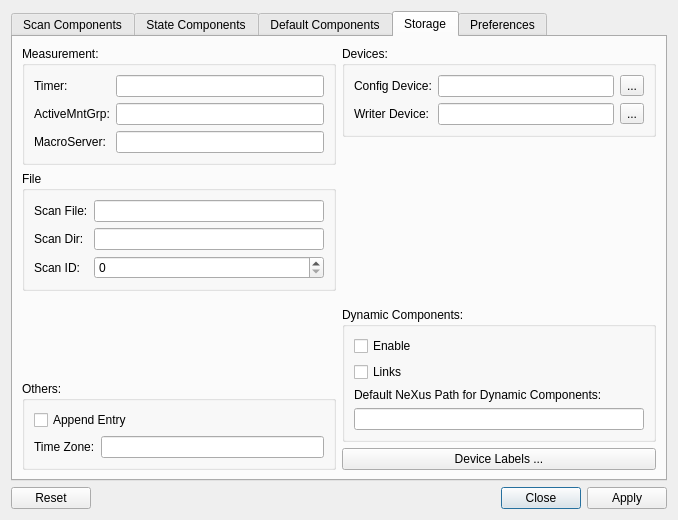
Qt form nxselector/ui/selector.ui (nexdatas/nxselector) before a commit.
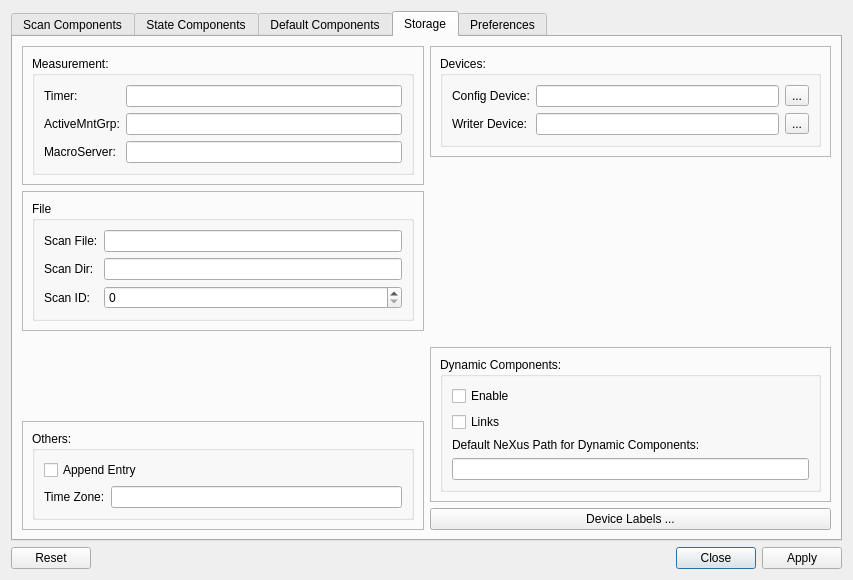
The same form after that commit. The open tabs and pages were chosen to show the change.

```diff
--- a/nxselector/ui/selector.ui
+++ b/nxselector/ui/selector.ui
@@ -6,8 +6,8 @@
    <rect>
     <x>0</x>
     <y>0</y>
-    <width>678</width>
-    <height>520</height>
+    <width>853</width>
+    <height>580</height>
    </rect>
   </property>
   <property name="windowTitle">
@@ -55,12 +55,21 @@
        <item row="0" column="0">
         <layout class="QVBoxLayout" name="verticalLayout_3">
          <item>
+          <widget class="QFrame" name="frame">
+           <property name="frameShape">
+            <enum>QFrame::StyledPanel</enum>
+           </property>
+           <property name="frameShadow">
+            <enum>QFrame::Raised</enum>
+           </property>
+           <layout class="QGridLayout" name="gridLayout_16">
+            <item row="0" column="0">
           <widget class="QGroupBox" name="mntGroupBox">
            <property name="title">
             <string>Measurement:</string>
            </property>
            <layout class="QGridLayout" name="gridLayout_3">
-            <item row="0" column="0">
+               <item row="1" column="0">
              <layout class="QGridLayout" name="gridLayout_4">
               <item row="0" column="0">
                <widget class="QLabel" name="mntTimerLabel">
@@ -97,7 +106,19 @@
            </layout>
           </widget>
          </item>
+           </layout>
+          </widget>
+         </item>
          <item>
+          <widget class="QFrame" name="frame_5">
+           <property name="frameShape">
+            <enum>QFrame::StyledPanel</enum>
+           </property>
+           <property name="frameShadow">
+            <enum>QFrame::Raised</enum>
+           </property>
+           <layout class="QGridLayout" name="gridLayout_20">
+            <item row="0" column="0">
           <widget class="QGroupBox" name="fileGroupBox">
            <property name="title">
             <string>File</string>
@@ -140,8 +161,11 @@
            </layout>
           </widget>
          </item>
+           </layout>
+          </widget>
+         </item>
          <item>
-          <spacer name="verticalSpacer">
+          <spacer name="verticalSpacer_5">
            <property name="orientation">
             <enum>Qt::Vertical</enum>
            </property>
@@ -154,6 +178,15 @@
           </spacer>
          </item>
          <item>
+          <widget class="QFrame" name="frame_2">
+           <property name="frameShape">
+            <enum>QFrame::StyledPanel</enum>
+           </property>
+           <property name="frameShadow">
+            <enum>QFrame::Raised</enum>
+           </property>
+           <layout class="QGridLayout" name="gridLayout_17">
+            <item row="0" column="0">
           <widget class="QGroupBox" name="groupBox_2">
            <property name="title">
             <string>Others:</string>
@@ -188,10 +221,22 @@
           </widget>
          </item>
         </layout>
+          </widget>
+         </item>
+        </layout>
        </item>
        <item row="0" column="1">
         <layout class="QVBoxLayout" name="verticalLayout_4">
          <item>
+          <widget class="QFrame" name="frame_3">
+           <property name="frameShape">
+            <enum>QFrame::StyledPanel</enum>
+           </property>
+           <property name="frameShadow">
+            <enum>QFrame::Raised</enum>
+           </property>
+           <layout class="QGridLayout" name="gridLayout_18">
+            <item row="0" column="0">
           <widget class="QGroupBox" name="deviceGroupBox">
            <property name="title">
             <string>Devices:</string>
@@ -238,6 +283,9 @@
            </layout>
           </widget>
          </item>
+           </layout>
+          </widget>
+         </item>
          <item>
           <spacer name="verticalSpacer_2">
            <property name="orientation">
@@ -252,6 +300,15 @@
           </spacer>
          </item>
          <item>
+          <widget class="QFrame" name="frame_4">
+           <property name="frameShape">
+            <enum>QFrame::StyledPanel</enum>
+           </property>
+           <property name="frameShadow">
+            <enum>QFrame::Raised</enum>
+           </property>
+           <layout class="QGridLayout" name="gridLayout_19">
+            <item row="0" column="0">
           <widget class="QGroupBox" name="groupBox">
            <property name="title">
             <string>Dynamic Components:</string>
@@ -292,6 +349,9 @@
            </layout>
           </widget>
          </item>
+           </layout>
+          </widget>
+         </item>
          <item>
           <widget class="QPushButton" name="pushButton">
            <property name="text">
```
Left out of the diff: 123 changed lines with no effect on the pictures. Lines whose indentation alone changed are shown as unchanged.
